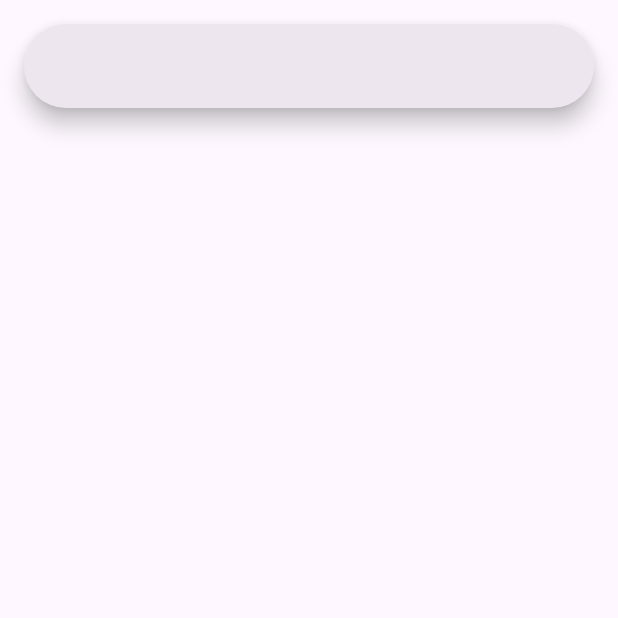
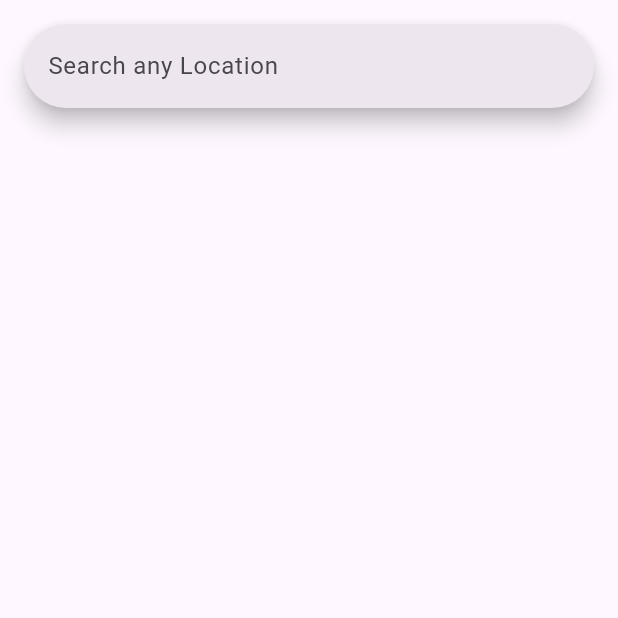
Before and after one commit to fizzzzaaa/weather, a Flutter app: the screen it shows after launch, on a phone screen of 412 x 824 dp, the top half of it. Run offline on Flutter 3.47's test engine with Material 3 defaults, Android fonts, the phone set to English and light mode, and no system bars.

Commit message:
2.48
added api key in a new flie

```diff
--- /dev/null
+++ b/lib/constants.dart
@@ -0,0 +1 @@
+String apiKey="90deb2ea968c470294d112800242511";
--- a/lib/homepage.dart
+++ b/lib/homepage.dart
@@ -22,6 +22,14 @@ class _HomepageState extends State<Homepage> {
     ));
   }
   Widget _buildSearchWidget(){
-    return SearchBar();
+    return SearchBar(
+    hintText: "Search any Location",
+      onSubmitted: (value){
+      _getWeatherData(value);
+      },
+    );
+  }
+  _getWeatherData(String location)async{
+
   }
 }
```
